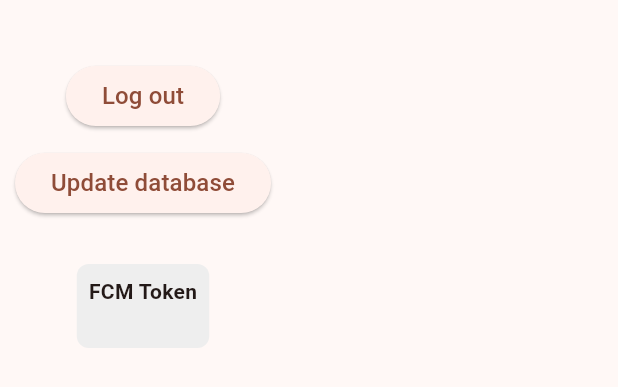
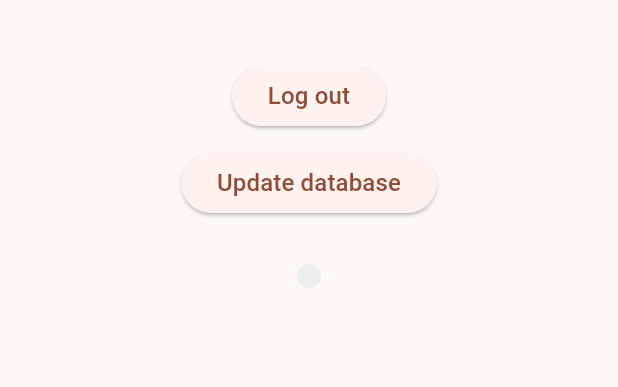
Before and after one commit to Timmmuuuuur/CampusAlert, a Flutter app: the AccountPage widget shown alone on an empty page, opened directly, on a phone screen of 412 x 824 dp. Shown: the top 387 px of the screen. Run offline on Flutter 3.47's test engine with Material 3 defaults, Android fonts, the phone set to English and light mode, and no system bars; our stand-ins replace cached_network_image, drift, firebase_core, firebase_messaging, fluttertoast, jwt_decoder and 3 more; missing offline and left inert: drift_db_viewer; accounts and stored records are empty; network calls fail; Roboto replaces fonts that are missing (Overpass); statements that could not run were skipped; project files that could hold a hidden picture were left out.

Commit message:
got rid of displyed fcm token

```diff
--- a/mobile/campusalert/lib/account_page.dart
+++ b/mobile/campusalert/lib/account_page.dart
@@ -17,7 +17,8 @@ class AccountPage extends StatelessWidget {
     var fcmTokenString = appState.appContext.fcmToken ?? "[No token]";
     var schemaFetcher = context.watch<SchemaFetcher>();
 
-    return Padding(
+    return Center( // Wrap with Center widget
+      child: Padding(
         padding: EdgeInsets.all(10.0),
         child: Column(
           children: [
@@ -38,23 +39,24 @@ class AccountPage extends StatelessWidget {
               child: Column(
                 crossAxisAlignment: CrossAxisAlignment.start,
                 children: [
-                Text(
-                  "FCM Token",
-                  style: TextStyle(
-                    fontWeight: FontWeight.bold, // Make "FCM Token" bold
-                  ),
-                ),
-                Text(
-                  fcmTokenString,
-                  style: TextStyle(
-                    fontWeight: FontWeight.normal, // Make FCM token bold
-                  ),
-                ),
+                  // Text(
+                  //   "FCM Token",
+                  //   style: TextStyle(
+                  //     fontWeight: FontWeight.bold, // Make "FCM Token" bold
+                  //   ),
+                  // ),
+                  // Text(
+                  //   fcmTokenString,
+                  //   style: TextStyle(
+                  //     fontWeight: FontWeight.normal, // Make FCM token bold
+                  //   ),
+                  // ),
                 ],
               ),
             )
           ],
-      )
+        ),
+      ),
     );
   }
 }
```
Lines whose indentation alone changed are shown as unchanged.
